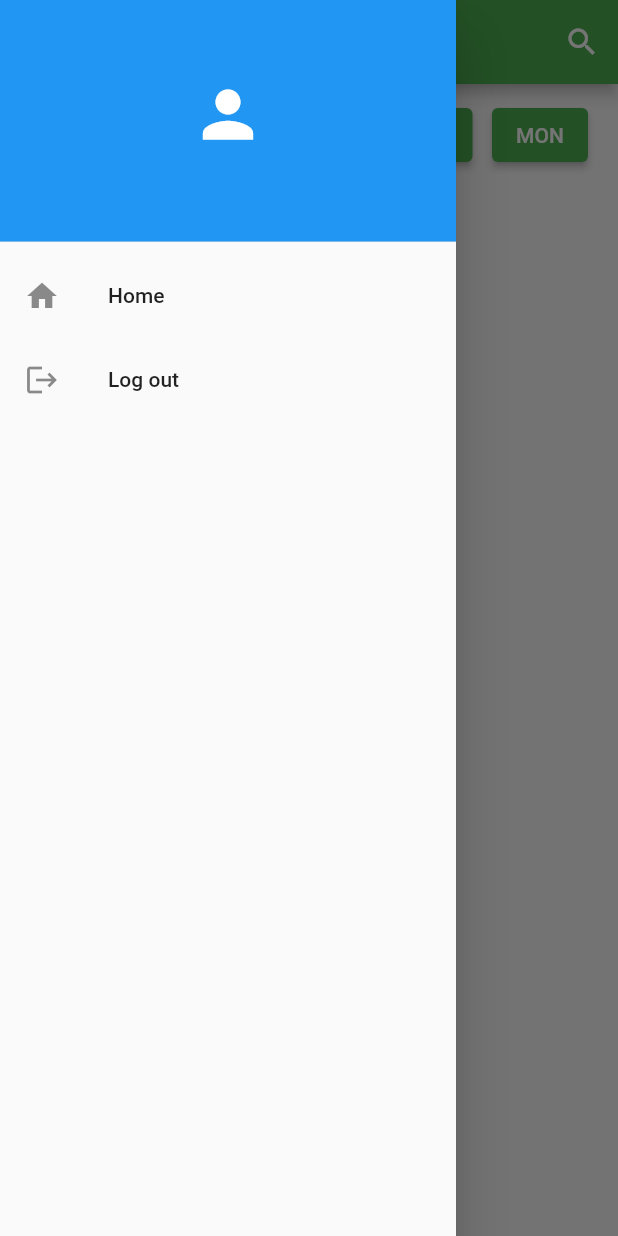
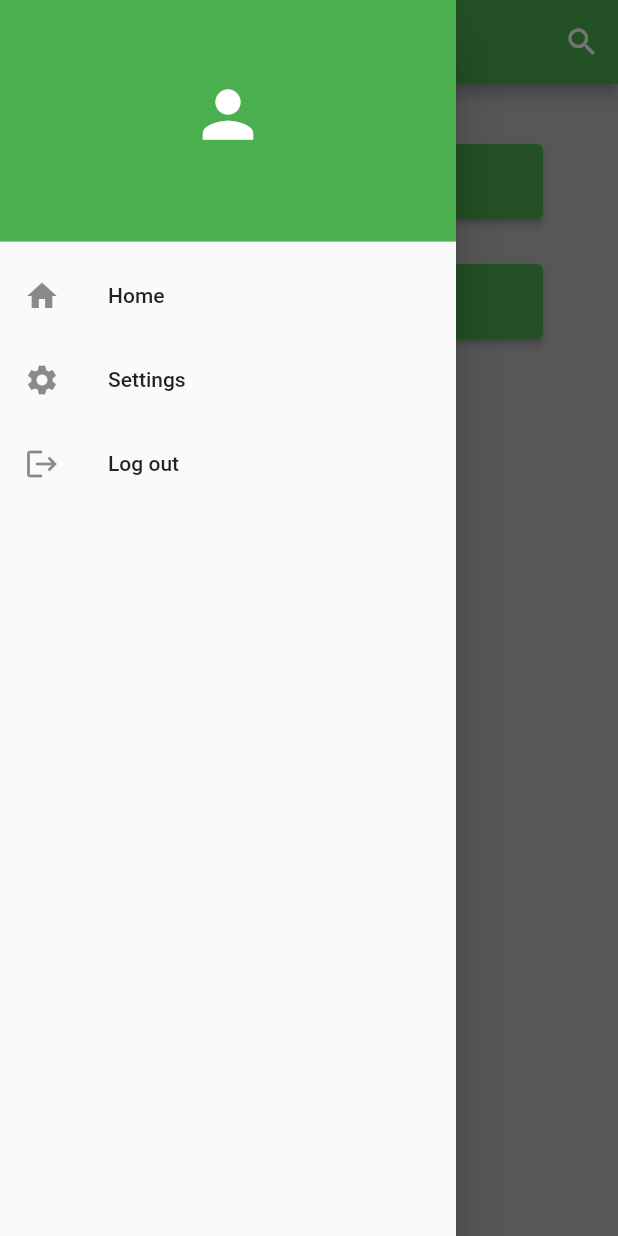
Before and after one commit to shadkasera/must_online, a Flutter app: the screen it shows once a user with an empty profile is signed in, after a tap on the "menu" icon, on a phone screen of 412 x 824 dp. Run offline on Flutter 3.47's test engine with Material 2 defaults, Android fonts, the phone set to English and light mode, and no system bars; our stand-ins replace cloud_firestore, firebase_auth, firebase_core; accounts and stored records are empty; network calls fail.

Commit message:
updated login dart

```diff
--- a/lib/pages/login.dart
+++ b/lib/pages/login.dart
@@ -14,7 +14,7 @@ class _LoginState extends State<Login> {
   @override
   Widget build(BuildContext context) {
     return Scaffold(
-      backgroundColor: const Color(0xffc0dbe9),
+      backgroundColor: Colors.grey[400],
       body: SafeArea(
         child: Center(
           child: SingleChildScrollView(
@@ -165,14 +165,15 @@ class _LoginState extends State<Login> {
                   children: const [
                     Text(
                       'Don\'t have account?',
-                      style:
-                          TextStyle(fontSize: 18, ),
+                      style: TextStyle(
+                        fontSize: 18,
+                      ),
                     ),
                     Text(
                       ' Sign Up',
                       style: TextStyle(
                           fontSize: 18,
-                          color: Colors.blue,
+                          color: Colors.green,
                           fontWeight: FontWeight.bold),
                     ),
                   ],
--- a/lib/pages/welcome.dart
+++ b/lib/pages/welcome.dart
@@ -1,7 +1,6 @@
 import 'package:firebase_auth/firebase_auth.dart';
 import 'package:flutter/material.dart';
 import 'package:must_online/pages/home_screen2.dart';
-import 'package:must_online/pages/homescreen.dart';
 
 class WelcomePage extends StatefulWidget {
   const WelcomePage({super.key});
@@ -12,12 +11,12 @@ class WelcomePage extends StatefulWidget {
 
 class WelcomePageState extends State<WelcomePage> {
   bool _isSearching = false;
-  bool _showButtons = false;
 
   @override
   Widget build(BuildContext context) {
     final user = FirebaseAuth.instance.currentUser!;
     return Scaffold(
+      backgroundColor: Colors.grey[400],
       appBar: AppBar(
         leading: Builder(
           builder: (BuildContext context) {
@@ -48,7 +47,7 @@ class WelcomePageState extends State<WelcomePage> {
           children: [
             DrawerHeader(
               decoration: const BoxDecoration(
-                color: Colors.blue,
+                color: Colors.green,
               ),
               child: Center(
                 child: Column(
@@ -77,6 +76,13 @@ class WelcomePageState extends State<WelcomePage> {
               },
             ),
             ListTile(
+              leading: const Icon(Icons.settings),
+              title: const Text('Settings'),
+              onTap: () {
+                // Update the UI
+              },
+            ),
+            ListTile(
               leading: const Icon(
                 Icons.logout,
               ),
@@ -90,96 +96,21 @@ class WelcomePageState extends State<WelcomePage> {
         ),
       ),
       body: Padding(
-        padding: const EdgeInsets.symmetric(vertical: 10, horizontal: 20),
+        padding: const EdgeInsets.symmetric(vertical: 10, horizontal: 50),
         child: Column(
+          crossAxisAlignment: CrossAxisAlignment.stretch,
           children: [
             _isSearching ? buildSearchBar() : Container(),
-            Row(
-              mainAxisAlignment: MainAxisAlignment.spaceBetween,
-              children: [
-                ElevatedButton(
-                  onPressed: () {
-                    setState(() {
-                      _showButtons = !_showButtons;
-                    });
-                  },
-                  child: const Text('MON'),
+            const SizedBox(
+              height: 30,
             ),
-                ElevatedButton(
-                  onPressed: () {
-                    setState(() {
-                      _showButtons = !_showButtons;
-                    });
-                  },
-                  child: const Text('MON'),
+            SizedBox(
+              height: 50,
+              child: ElevatedButton(
+                child: const Text(
+                  'Lecture Timetables',
+                  style: TextStyle(fontSize: 20, fontWeight: FontWeight.bold),
                 ),
-                ElevatedButton(
-                  onPressed: () {
-                    setState(() {
-                      _showButtons = !_showButtons;
-                    });
-                  },
-                  child: const Text('MON'),
-                ),
-                ElevatedButton(
-                  onPressed: () {
-                    setState(() {
-                      _showButtons = !_showButtons;
-                    });
-                  },
-                  child: const Text('MON'),
-                ),
-                ElevatedButton(
-                  onPressed: () {
-                    setState(() {
-                      _showButtons = !_showButtons;
-                    });
-                  },
-                  child: const Text('MON'),
-                ),
-              ],
-            ),
-            _showButtons
-                ? Column(
-                    children: [
-                      ElevatedButton(
-                        child: const Text('Sub-Button 1'),
-                        onPressed: () {},
-                      ),
-                      ElevatedButton(
-                        child: const Text('Sub-Button 2'),
-                        onPressed: () {},
-                      ),
-                      ElevatedButton(
-                        child: const Text('Sub-Button 3'),
-                        onPressed: () {},
-                      ),
-                      ElevatedButton(
-                        child: const Text('Sub-Button 3'),
-                        onPressed: () {},
-                      ),
-                      ElevatedButton(
-                        child: const Text('Sub-Button 3'),
-                        onPressed: () {},
-                      ),
-
-
-                    ],
-                  )
-                : const SizedBox.shrink(),
-                 ElevatedButton(
-                        child: const Text('new'),
-                        onPressed: () {
-                          Navigator.push(
-                  context,
-                  MaterialPageRoute(
-                    builder: (context) => const HomeScreen(),
-                  ),
-                );
-                        },
-                      ),
-                       ElevatedButton(
-                        child: const Text('new2'),
                 onPressed: () {
                   Navigator.push(
                     context,
@@ -188,6 +119,27 @@ class WelcomePageState extends State<WelcomePage> {
                     ),
                   );
                 },
+              ),
+            ),
+            const SizedBox(
+              height: 30,
+            ),
+            SizedBox(
+              height: 50,
+              child: ElevatedButton(
+                child: const Text(
+                  'Tmetables',
+                  style: TextStyle(fontSize: 20, fontWeight: FontWeight.bold),
+                ),
+                onPressed: () {
+                  Navigator.push(
+                    context,
+                    MaterialPageRoute(
+                      builder: (context) => const HomeScreen2(),
+                    ),
+                  );
+                },
+              ),
             ),
           ],
         ),
--- a/pubspec.yaml
+++ b/pubspec.yaml
@@ -39,6 +39,7 @@ dependencies:
   firebase_core: ^2.9.0
   firebase_auth: ^4.4.0
   cloud_firestore: ^4.5.0
+  firebase_database: ^10.1.1
 
 
 dev_dependencies:
```
Also changed, not shown: pubspec.lock, 1 other file. Lines whose indentation alone changed are shown as unchanged.
